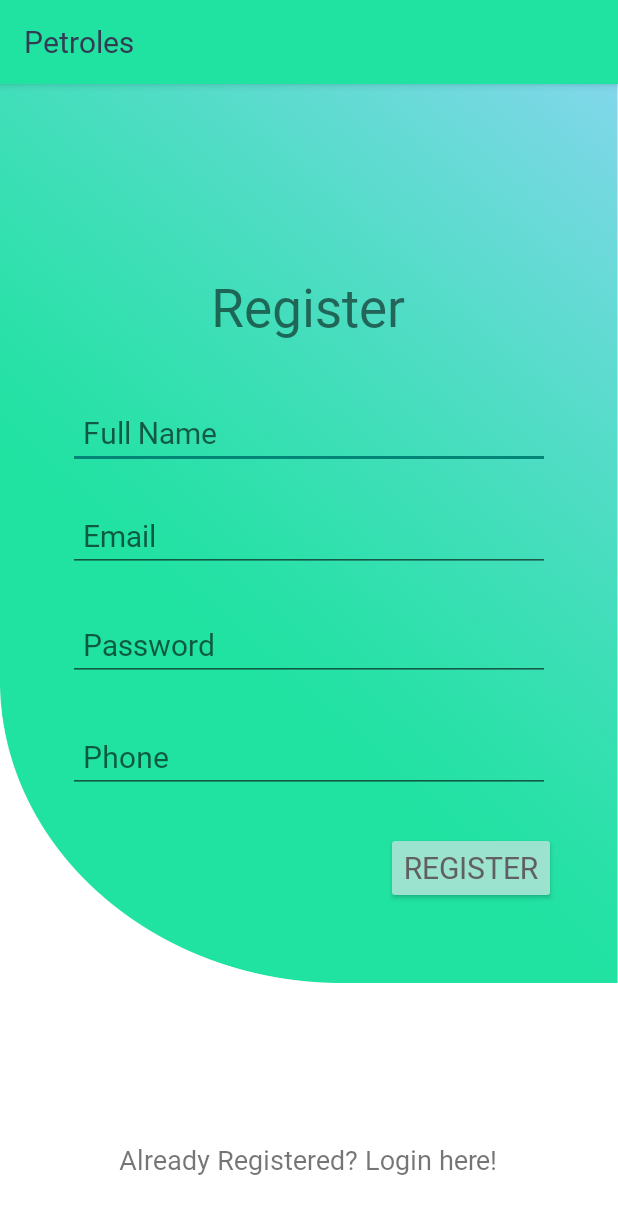
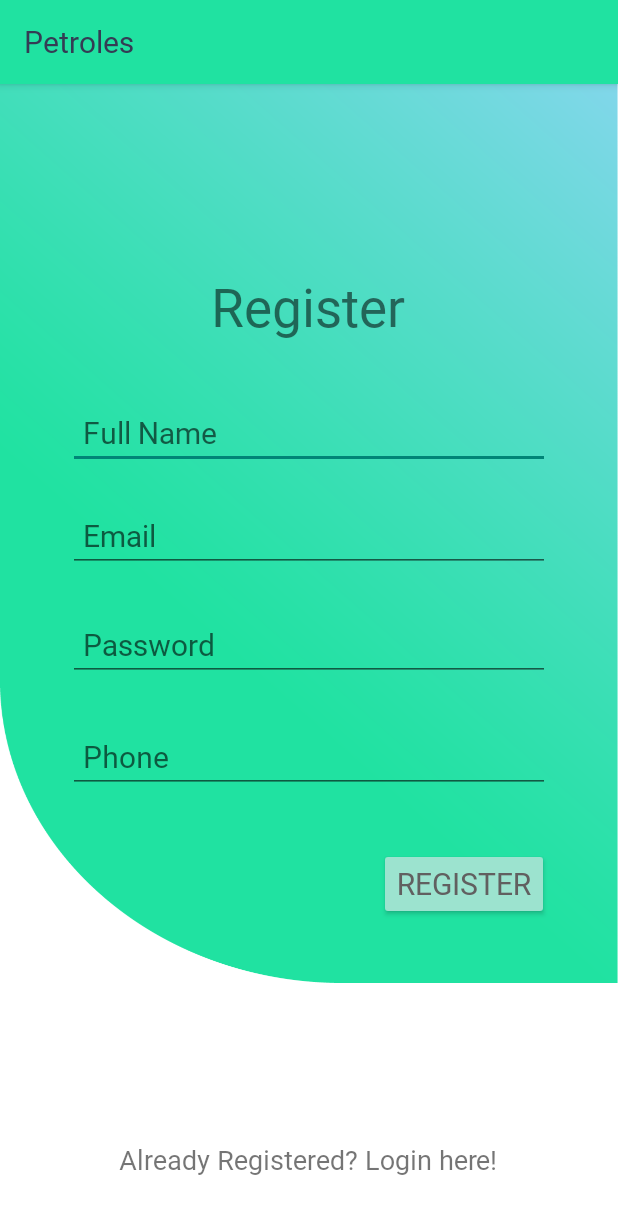
Before and after one commit to RitchieP/Petroles, an Android app: the screen it shows after launch (Register), on a phone screen of 412 x 824 dp. Shown: the top 1214 px of the screen. Run offline under Robolectric (Android 15) with nearby library versions, the phone set to English and light mode, and no system bars; our stand-ins replace Firebase (no records; nobody signed in at launch, a user with empty details on screens opened directly).

Commit message:
Fix "Register" button position

```diff
--- a/app/src/main/res/layout/activity_login.xml
+++ b/app/src/main/res/layout/activity_login.xml
@@ -69,10 +69,10 @@
         android:textColor="#616060"
         app:layout_constraintBottom_toBottomOf="parent"
         app:layout_constraintEnd_toEndOf="parent"
-        app:layout_constraintHorizontal_bias="0.855"
+        app:layout_constraintHorizontal_bias="0.863"
         app:layout_constraintStart_toStartOf="parent"
-        app:layout_constraintTop_toTopOf="parent"
-        app:layout_constraintVertical_bias="0.674" />
+        app:layout_constraintTop_toBottomOf="@+id/password"
+        app:layout_constraintVertical_bias="0.186" />
 
     <TextView
         android:id="@+id/createText"
--- a/app/src/main/res/layout/activity_register.xml
+++ b/app/src/main/res/layout/activity_register.xml
@@ -106,15 +106,15 @@
         android:layout_width="wrap_content"
         android:layout_height="wrap_content"
         android:backgroundTint="#9CE3CF"
+        android:fontFamily="@font/aldrich"
         android:text="Register"
-        android:fontFamily="@font/aldrich"
         android:textColor="#616060"
         app:layout_constraintBottom_toBottomOf="parent"
         app:layout_constraintEnd_toEndOf="parent"
-        app:layout_constraintHorizontal_bias="0.861"
+        app:layout_constraintHorizontal_bias="0.845"
         app:layout_constraintStart_toStartOf="parent"
-        app:layout_constraintTop_toTopOf="parent"
-        app:layout_constraintVertical_bias="0.693" />
+        app:layout_constraintTop_toBottomOf="@+id/phone"
+        app:layout_constraintVertical_bias="0.147" />
 
     <TextView
         android:id="@+id/createText"
```
